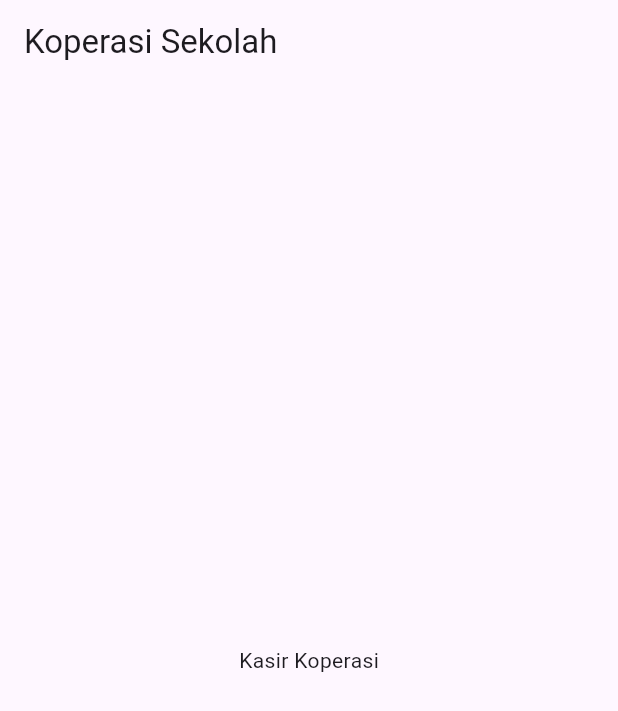
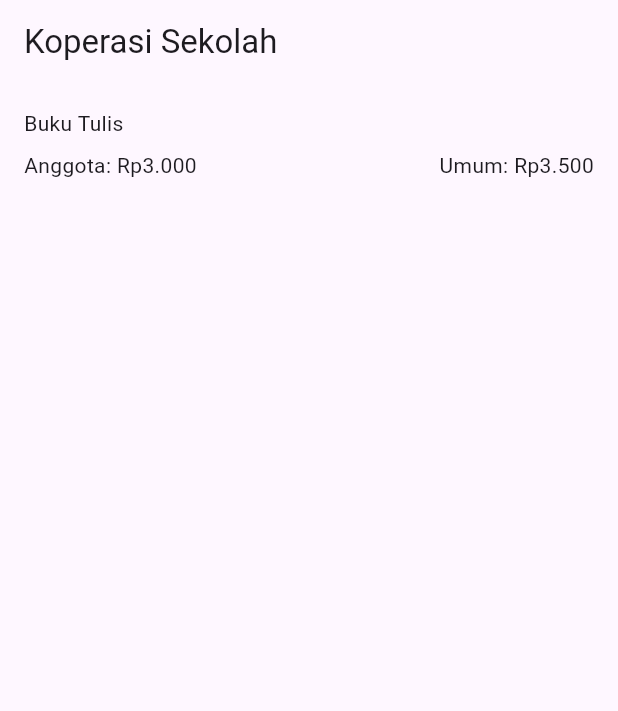
Before and after one commit to aselyarpl1-pixel/Latihan01_06, a Flutter app: the screen it shows after launch, on a phone screen of 412 x 824 dp. Shown: the top 711 px of the screen. Run offline on Flutter 3.47's test engine with Material 3 defaults, Android fonts, the phone set to English and light mode, and no system bars.

Commit message:
LKM-2 tata letak

```diff
--- a/kopsis_ui/lib/main.dart
+++ b/kopsis_ui/lib/main.dart
@@ -12,7 +12,26 @@ class MyApp extends StatelessWidget {
     return MaterialApp(
       home: Scaffold(
           appBar: AppBar(title: const Text('Koperasi Sekolah')),
-          body: const Center(child: Text('Kasir Koperasi')),
+          body: Container(
+            padding: const EdgeInsets.all(16),
+            child: Column(
+              crossAxisAlignment: CrossAxisAlignment.start,
+              children: [
+                const Text('Buku Tulis'),
+
+                //memberi jarak antara nama barang dan harga
+                const SizedBox(height: 8),
+
+                Row(
+                  mainAxisAlignment: MainAxisAlignment.spaceBetween, //mengatur jarak harga agar tidak berdekatan
+                  children: const [
+                    Text('Anggota: Rp3.000'),
+                    Text('Umum: Rp3.500'),
+                  ],
+                ),
+              ],
+            ),
+          ),
         ),
       );
     }
```
